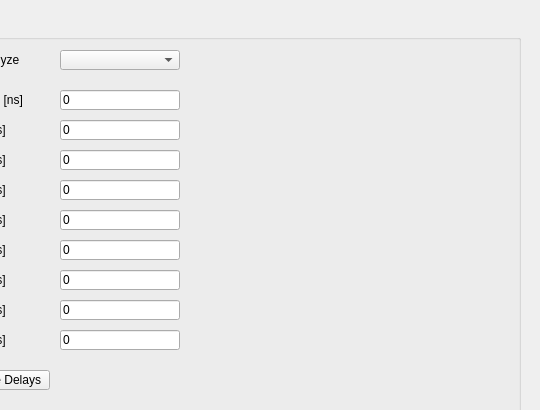
This is UPA/Library/UniversalPpsAnalyzer/PpsTab/Upa_PpsDelayScreen.ui in NetTimeLogic/UniversalPpsAnalyzer as Qt 5 draws it before an edit; both pictures show x 90 to 630 and y 0 to 410 of the 630 by 670 pixel window. The edited form follows.
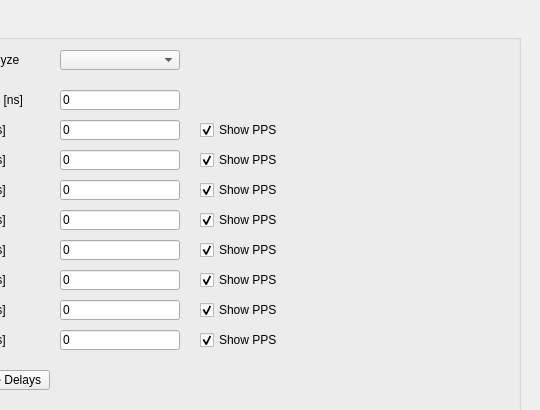
This is the edited form.

Patch:
```diff
--- a/UPA/Library/UniversalPpsAnalyzer/PpsTab/Upa_PpsDelayScreen.ui
+++ b/UPA/Library/UniversalPpsAnalyzer/PpsTab/Upa_PpsDelayScreen.ui
@@ -337,6 +337,134 @@
      <string>Change Delays</string>
     </property>
    </widget>
+   <widget class="QCheckBox" name="PpsGraph1CheckBox">
+    <property name="geometry">
+     <rect>
+      <x>270</x>
+      <y>100</y>
+      <width>80</width>
+      <height>20</height>
+     </rect>
+    </property>
+    <property name="text">
+     <string>Show PPS 1</string>
+    </property>
+    <property name="checked">
+     <bool>true</bool>
+    </property>
+   </widget>
+   <widget class="QCheckBox" name="PpsGraph2CheckBox">
+    <property name="geometry">
+     <rect>
+      <x>270</x>
+      <y>130</y>
+      <width>80</width>
+      <height>20</height>
+     </rect>
+    </property>
+    <property name="text">
+     <string>Show PPS 2</string>
+    </property>
+    <property name="checked">
+     <bool>true</bool>
+    </property>
+   </widget>
+   <widget class="QCheckBox" name="PpsGraph3CheckBox">
+    <property name="geometry">
+     <rect>
+      <x>270</x>
+      <y>160</y>
+      <width>80</width>
+      <height>20</height>
+     </rect>
+    </property>
+    <property name="text">
+     <string>Show PPS 3</string>
+    </property>
+    <property name="checked">
+     <bool>true</bool>
+    </property>
+   </widget>
+   <widget class="QCheckBox" name="PpsGraph4CheckBox">
+    <property name="geometry">
+     <rect>
+      <x>270</x>
+      <y>190</y>
+      <width>80</width>
+      <height>20</height>
+     </rect>
+    </property>
+    <property name="text">
+     <string>Show PPS 4</string>
+    </property>
+    <property name="checked">
+     <bool>true</bool>
+    </property>
+   </widget>
+   <widget class="QCheckBox" name="PpsGraph5CheckBox">
+    <property name="geometry">
+     <rect>
+      <x>270</x>
+      <y>220</y>
+      <width>80</width>
+      <height>20</height>
+     </rect>
+    </property>
+    <property name="text">
+     <string>Show PPS 5</string>
+    </property>
+    <property name="checked">
+     <bool>true</bool>
+    </property>
+   </widget>
+   <widget class="QCheckBox" name="PpsGraph6CheckBox">
+    <property name="geometry">
+     <rect>
+      <x>270</x>
+      <y>250</y>
+      <width>80</width>
+      <height>20</height>
+     </rect>
+    </property>
+    <property name="text">
+     <string>Show PPS 6</string>
+    </property>
+    <property name="checked">
+     <bool>true</bool>
+    </property>
+   </widget>
+   <widget class="QCheckBox" name="PpsGraph7CheckBox">
+    <property name="geometry">
+     <rect>
+      <x>270</x>
+      <y>280</y>
+      <width>80</width>
+      <height>20</height>
+     </rect>
+    </property>
+    <property name="text">
+     <string>Show PPS 7</string>
+    </property>
+    <property name="checked">
+     <bool>true</bool>
+    </property>
+   </widget>
+   <widget class="QCheckBox" name="PpsGraph8CheckBox">
+    <property name="geometry">
+     <rect>
+      <x>270</x>
+      <y>310</y>
+      <width>80</width>
+      <height>20</height>
+     </rect>
+    </property>
+    <property name="text">
+     <string>Show PPS 8</string>
+    </property>
+    <property name="checked">
+     <bool>true</bool>
+    </property>
+   </widget>
   </widget>
   <widget class="QPushButton" name="PpsDoneButton">
    <property name="geometry">
```
